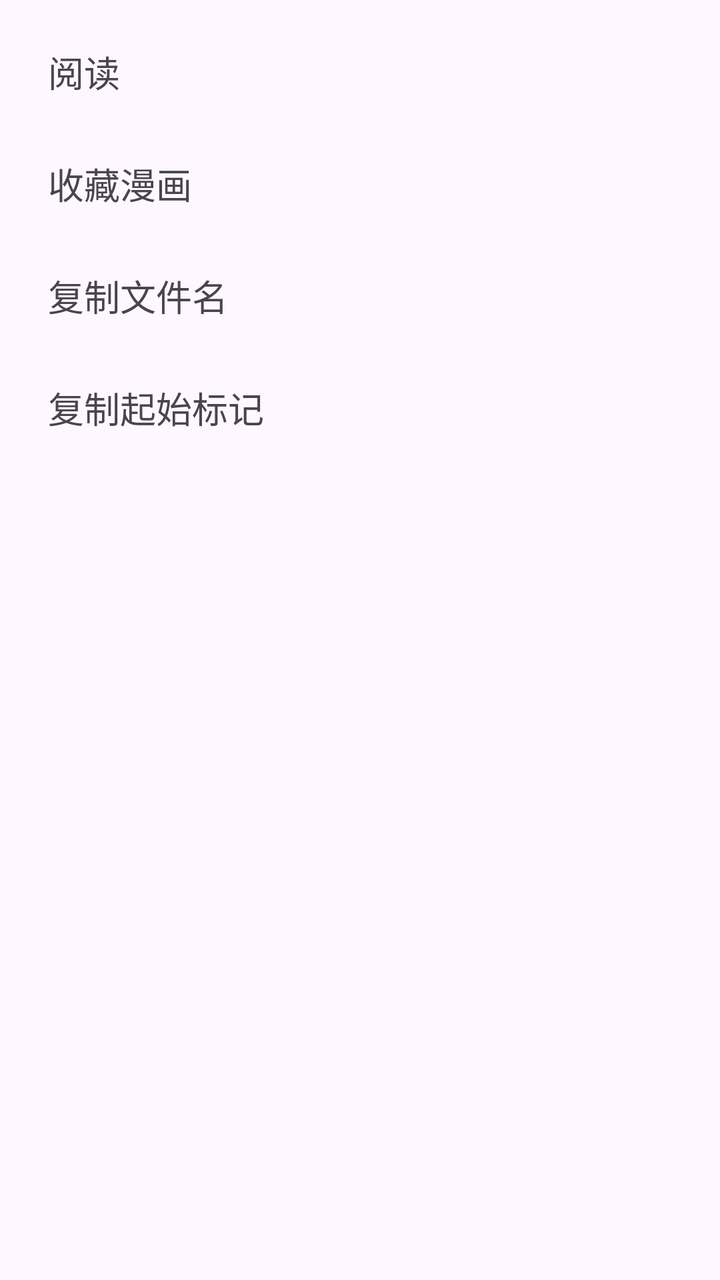
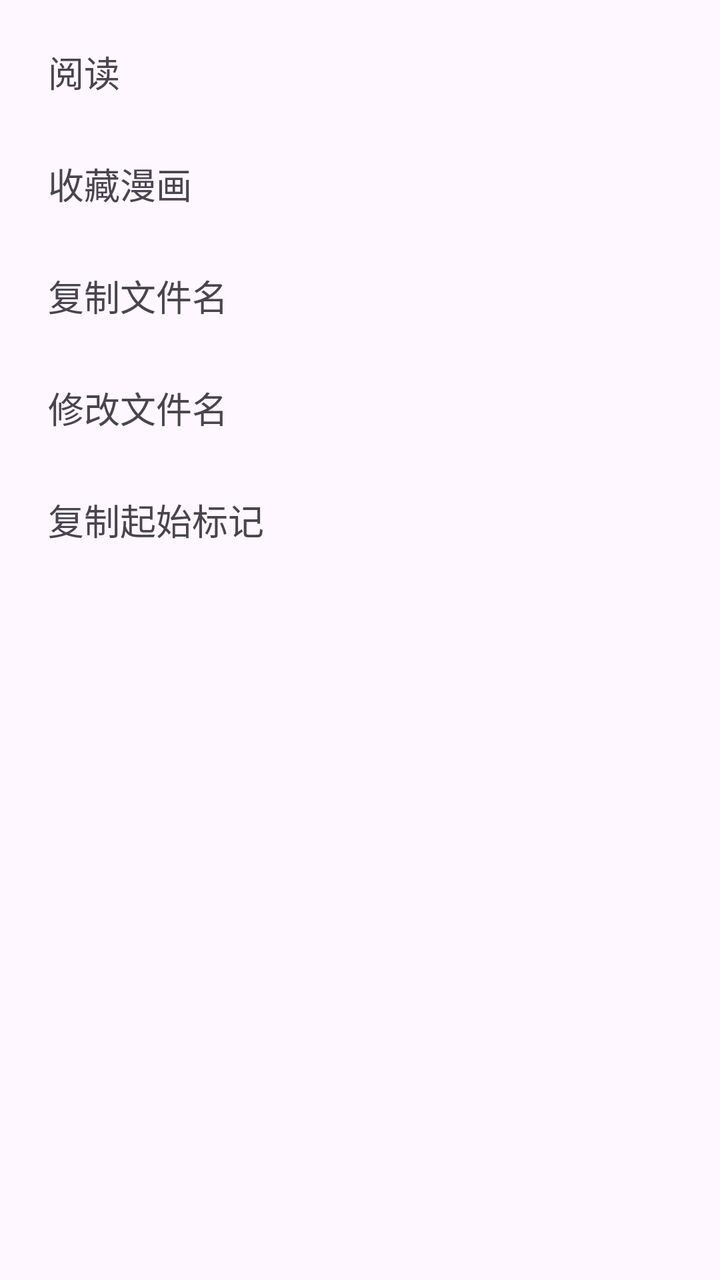

Screens rendered from an Android XML layout before and after an edit, with the pre-edit source and the edit as a unified diff.
<!-- AndroidManifest.xml: application theme Theme.ComicLab -->
<!-- res/layout/bottom_sheet_archive_actions.xml -->
<?xml version="1.0" encoding="utf-8"?>
<LinearLayout xmlns:android="http://schemas.android.com/apk/res/android"
    android:layout_width="match_parent"
    android:layout_height="wrap_content"
    android:orientation="vertical"
    android:paddingTop="8dp"
    android:paddingBottom="16dp">

    <TextView
        android:id="@+id/btnReadComic"
        android:layout_width="match_parent"
        android:layout_height="56dp"
        android:background="?attr/selectableItemBackground"
        android:gravity="center_vertical"
        android:paddingStart="24dp"
        android:paddingEnd="24dp"
        android:text="@string/read"
        android:textSize="18sp" />

    <TextView
        android:id="@+id/btnFavoriteComicAction"
        android:layout_width="match_parent"
        android:layout_height="56dp"
        android:background="?attr/selectableItemBackground"
        android:gravity="center_vertical"
        android:paddingStart="24dp"
        android:paddingEnd="24dp"
        android:text="@string/favorite_comic_action"
        android:textSize="18sp" />

    <TextView
        android:id="@+id/btnCopyFileName"
        android:layout_width="match_parent"
        android:layout_height="56dp"
        android:background="?attr/selectableItemBackground"
        android:gravity="center_vertical"
        android:paddingStart="24dp"
        android:paddingEnd="24dp"
        android:text="@string/copy_file_name"
        android:textSize="18sp" />

    <TextView
        android:id="@+id/btnCopyStartMarker"
        android:layout_width="match_parent"
        android:layout_height="56dp"
        android:background="?attr/selectableItemBackground"
        android:gravity="center_vertical"
        android:paddingStart="24dp"
        android:paddingEnd="24dp"
        android:text="@string/copy_start_marker"
        android:textSize="18sp" />

</LinearLayout>
<!-- resources referenced by this layout -->
<resources>
  <string name="copy_file_name">复制文件名</string>
  <string name="copy_start_marker">复制起始标记</string>
  <string name="favorite_comic_action">收藏漫画</string>
  <string name="read">阅读</string>
  <style name="Theme.ComicLab" parent="Base.Theme.ComicLab" />
  <style name="Base.Theme.ComicLab" parent="Theme.Material3.DayNight.NoActionBar">
          <item name="android:windowFullscreen">false</item>
          <item name="android:statusBarColor">@color/comiclab_blue</item>
          <item name="android:navigationBarColor">@color/white</item>
          <item name="android:windowLightStatusBar">false</item>
          <item name="android:windowLightNavigationBar">true</item>
      </style>
  <color name="comiclab_blue">#2859C5</color>
  <color name="white">#FFFFFFFF</color>
</resources>

<!-- the commit's change to res/layout/bottom_sheet_archive_actions.xml (unified diff, before → after) -->
@@ -40,6 +40,17 @@
         android:textSize="18sp" />
 
     <TextView
+        android:id="@+id/btnRenameFileName"
+        android:layout_width="match_parent"
+        android:layout_height="56dp"
+        android:background="?attr/selectableItemBackground"
+        android:gravity="center_vertical"
+        android:paddingStart="24dp"
+        android:paddingEnd="24dp"
+        android:text="@string/rename_file_name"
+        android:textSize="18sp" />
+
+    <TextView
         android:id="@+id/btnCopyStartMarker"
         android:layout_width="match_parent"
         android:layout_height="56dp"
<!-- resource entries referenced after the edit -->
@@ -4,6 +4,7 @@
   <string name="copy_start_marker">复制起始标记</string>
   <string name="favorite_comic_action">收藏漫画</string>
   <string name="read">阅读</string>
+  <string name="rename_file_name">修改文件名</string>
   <style name="Theme.ComicLab" parent="Base.Theme.ComicLab" />
   <style name="Base.Theme.ComicLab" parent="Theme.Material3.DayNight.NoActionBar">
           <item name="android:windowFullscreen">false</item>
